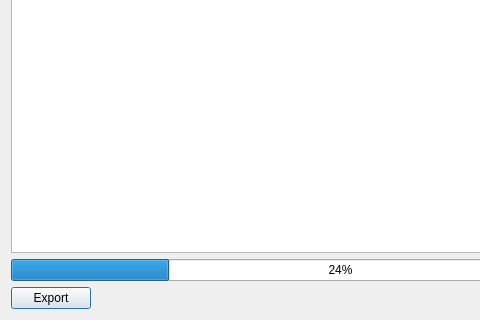
The window that ui/maindialog.ui (shoderico/AccessCvs) describes before a commit, drawn with Qt 5; both pictures show x 0 to 480 and y 137 to 457 of the 681 by 457 pixel window.
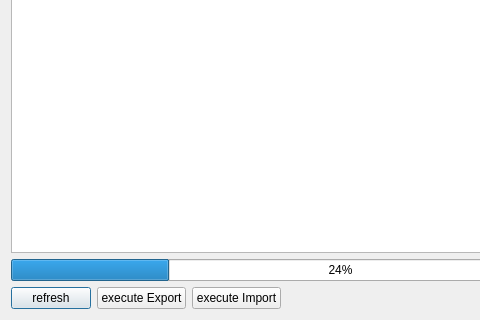
The same window after the commit.

```diff
--- a/ui/maindialog.ui
+++ b/ui/maindialog.ui
@@ -34,7 +34,21 @@
        <item>
         <widget class="QPushButton" name="exportButton">
          <property name="text">
-          <string>Export</string>
+          <string>refresh</string>
+         </property>
+        </widget>
+       </item>
+       <item>
+        <widget class="QPushButton" name="executeExportButton">
+         <property name="text">
+          <string>execute Export</string>
+         </property>
+        </widget>
+       </item>
+       <item>
+        <widget class="QPushButton" name="executeImportButton">
+         <property name="text">
+          <string>execute Import</string>
          </property>
         </widget>
        </item>
```
